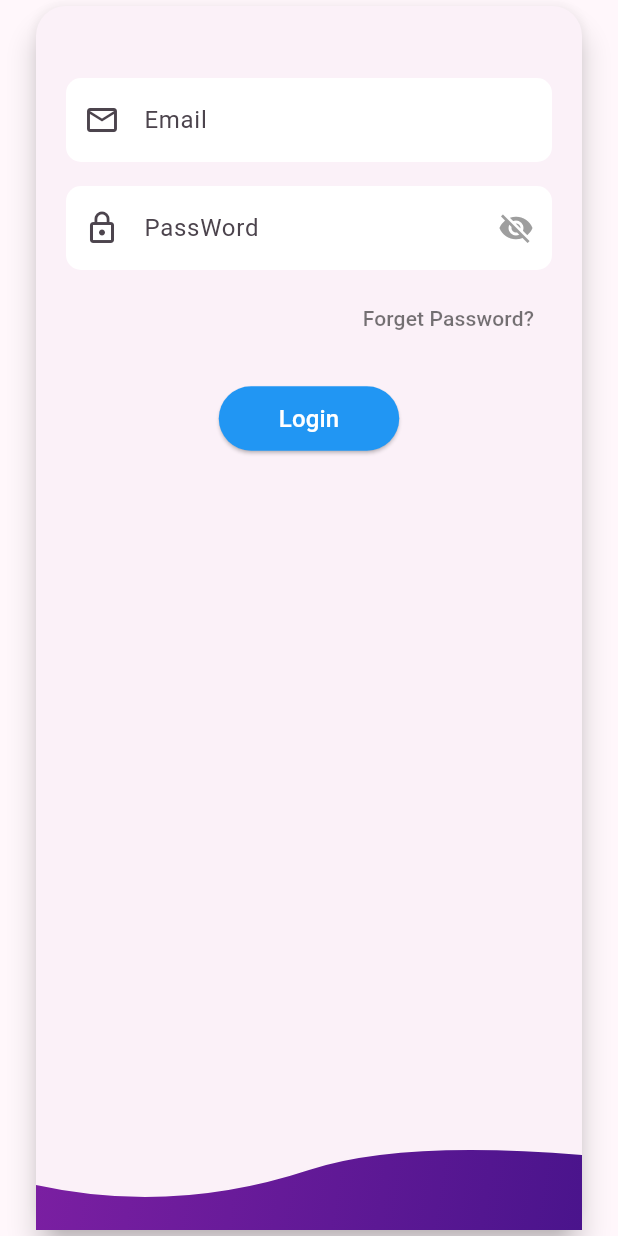
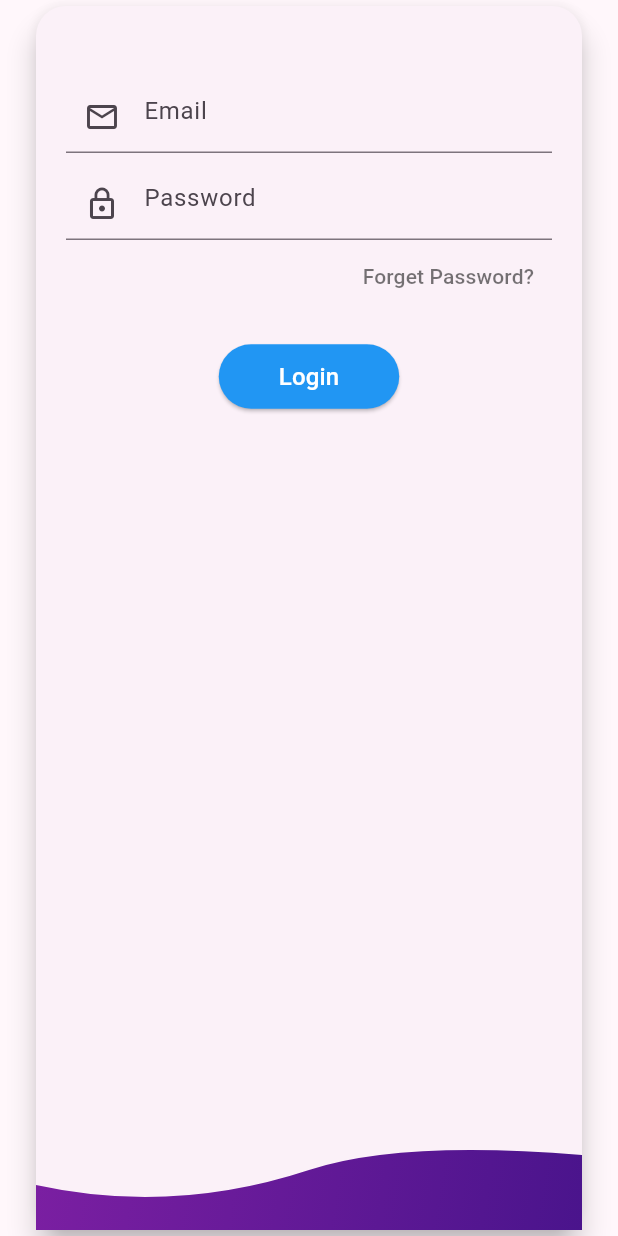
Before and after one commit to Ayeshafayyazz/PixiePen, a Flutter app: the AuthCard widget shown alone on an empty page, opened directly, on a phone screen of 412 x 824 dp. Run offline on Flutter 3.47's test engine with Material 3 defaults, Android fonts, the phone set to English and light mode, and no system bars; our stand-ins replace animated_text_kit, firebase_auth, firebase_core, flutter_custom_clippers, smooth_page_indicator; accounts and stored records are empty; Roboto replaces fonts that are missing (Poppins).

Commit message:
Add PixiePen project files

```diff
--- a/lib/auth/widgets/auth_card.dart
+++ b/lib/auth/widgets/auth_card.dart
@@ -1,10 +1,74 @@
 import 'package:flutter/material.dart';
 import 'package:flutter_custom_clippers/flutter_custom_clippers.dart';
 import '../../routes.dart';
+import '../services/auth_service.dart';
 
-class AuthCard extends StatelessWidget {
+class AuthCard extends StatefulWidget {
   final bool isLogin;
   const AuthCard({super.key, required this.isLogin});
+
+  @override
+  State<AuthCard> createState() => _AuthCardState();
+}
+
+class _AuthCardState extends State<AuthCard> {
+  final _formKey = GlobalKey<FormState>();
+  final _authService = AuthService();
+  final _emailController = TextEditingController();
+  final _passwordController = TextEditingController();
+  final _confirmPasswordController = TextEditingController();
+  final _usernameController = TextEditingController();
+  bool _isLoading = false;
+  String? _errorMessage;
+
+  @override
+  void dispose() {
+    _emailController.dispose();
+    _passwordController.dispose();
+    _confirmPasswordController.dispose();
+    _usernameController.dispose();
+    super.dispose();
+  }
+
+  Future<void> _submit() async {
+    if (!_formKey.currentState!.validate()) return;
+
+    setState(() {
+      _isLoading = true;
+      _errorMessage = null;
+    });
+
+    try {
+      if (widget.isLogin) {
+        await _authService.signIn(
+          _emailController.text,
+          _passwordController.text,
+        );
+      } else {
+        if (_passwordController.text != _confirmPasswordController.text) {
+          throw 'Passwords do not match';
+        }
+        await _authService.signUp(
+          _emailController.text,
+          _passwordController.text,
+        );
+      }
+
+      if (mounted) {
+        Navigator.pushReplacementNamed(context, AppRoutes.community);
+      }
+    } catch (e) {
+      setState(() {
+        _errorMessage = e.toString();
+      });
+    } finally {
+      if (mounted) {
+        setState(() {
+          _isLoading = false;
+        });
+      }
+    }
+  }
 
   @override
   Widget build(BuildContext context) {
@@ -35,43 +99,105 @@ class AuthCard extends StatelessWidget {
             ),
             Padding(
               padding: const EdgeInsets.all(20),
+              child: Form(
+                key: _formKey,
                 child: Column(
                   children: [
                     const SizedBox(height: 20),
-                  if (!isLogin)
-                    const PasswordAwareTextField(
-                      hint: 'User Name',
-                      icon: Icons.person_outline,
+                    if (!widget.isLogin)
+                      TextFormField(
+                        controller: _usernameController,
+                        decoration: const InputDecoration(
+                          hintText: 'User Name',
+                          prefixIcon: Icon(Icons.person_outline),
                         ),
-                  const PasswordAwareTextField(
-                    hint: 'Email',
-                    icon: Icons.email_outlined,
+                        validator: (value) {
+                          if (!widget.isLogin && (value == null || value.isEmpty)) {
+                            return 'Please enter a username';
+                          }
+                          return null;
+                        },
                       ),
-                  const PasswordAwareTextField(
-                    hint: 'PassWord',
-                    icon: Icons.lock_outline,
+                    const SizedBox(height: 10),
+                    TextFormField(
+                      controller: _emailController,
+                      decoration: const InputDecoration(
+                        hintText: 'Email',
+                        prefixIcon: Icon(Icons.email_outlined),
                       ),
-                  if (!isLogin)
-                    const PasswordAwareTextField(
-                      hint: 'Confirm Password',
-                      icon: Icons.lock_outline,
+                      keyboardType: TextInputType.emailAddress,
+                      validator: (value) {
+                        if (value == null || value.isEmpty) {
+                          return 'Please enter an email';
+                        }
+                        if (!value.contains('@')) {
+                          return 'Please enter a valid email';
+                        }
+                        return null;
+                      },
                     ),
-                  if (isLogin)
+                    const SizedBox(height: 10),
+                    TextFormField(
+                      controller: _passwordController,
+                      decoration: const InputDecoration(
+                        hintText: 'Password',
+                        prefixIcon: Icon(Icons.lock_outline),
+                      ),
+                      obscureText: true,
+                      validator: (value) {
+                        if (value == null || value.isEmpty) {
+                          return 'Please enter a password';
+                        }
+                        if (!widget.isLogin && value.length < 6) {
+                          return 'Password must be at least 6 characters';
+                        }
+                        return null;
+                      },
+                    ),
+                    if (!widget.isLogin) ...[
+                      const SizedBox(height: 10),
+                      TextFormField(
+                        controller: _confirmPasswordController,
+                        decoration: const InputDecoration(
+                          hintText: 'Confirm Password',
+                          prefixIcon: Icon(Icons.lock_outline),
+                        ),
+                        obscureText: true,
+                        validator: (value) {
+                          if (value != _passwordController.text) {
+                            return 'Passwords do not match';
+                          }
+                          return null;
+                        },
+                      ),
+                    ],
+                    if (widget.isLogin)
                       Align(
                         alignment: Alignment.centerRight,
                         child: TextButton(
-                        onPressed: () {},
+                          onPressed: () {
+                            // TODO: Implement forgot password
+                          },
                           child: const Text(
                             "Forget Password?",
                             style: TextStyle(color: Colors.black54),
                           ),
                         ),
                       ),
+                    if (_errorMessage != null)
+                      Padding(
+                        padding: const EdgeInsets.symmetric(vertical: 8.0),
+                        child: Text(
+                          _errorMessage!,
+                          style: const TextStyle(
+                            color: Colors.red,
+                            fontSize: 12,
+                          ),
+                        ),
+                      ),
                     const SizedBox(height: 19),
                     ElevatedButton(
-                    onPressed: () {
-                      Navigator.pushReplacementNamed(context, AppRoutes.community);
-                    },
+                      onPressed: _isLoading ? null : _submit,
                       style: ElevatedButton.styleFrom(
                         backgroundColor: Colors.blue,
                         shape: RoundedRectangleBorder(
@@ -82,8 +208,17 @@ class AuthCard extends StatelessWidget {
                           horizontal: 40,
                         ),
                       ),
-                    child: Text(
-                      isLogin ? 'Login' : 'SignUp',
+                      child: _isLoading
+                          ? const SizedBox(
+                              width: 20,
+                              height: 20,
+                              child: CircularProgressIndicator(
+                                color: Colors.white,
+                                strokeWidth: 2,
+                              ),
+                            )
+                          : Text(
+                              widget.isLogin ? 'Login' : 'SignUp',
                               style: const TextStyle(
                                 fontSize: 16,
                                 color: Colors.white,
@@ -91,6 +226,7 @@ class AuthCard extends StatelessWidget {
                             ),
                     ),
                   ],
+                ),
               ),
             ),
           ],
--- a/pubspec.yaml
+++ b/pubspec.yaml
@@ -40,6 +40,8 @@ dependencies:
   smooth_page_indicator: ^1.1.0
   lottie: ^2.7.0
   share_plus: ^10.0.2
+  firebase_core: ^4.2.0
+  firebase_auth: ^6.1.1
 
 dev_dependencies:
   flutter_test:
```
Also changed, not shown: lib/auth/services/auth_service.dart (added, +54 -0 lines), lib/main.dart (+11 -1 lines), firebase.json (added), lib/firebase_options.dart (added), pubspec.lock, 6 other files. Lines whose indentation alone changed are shown as unchanged.
